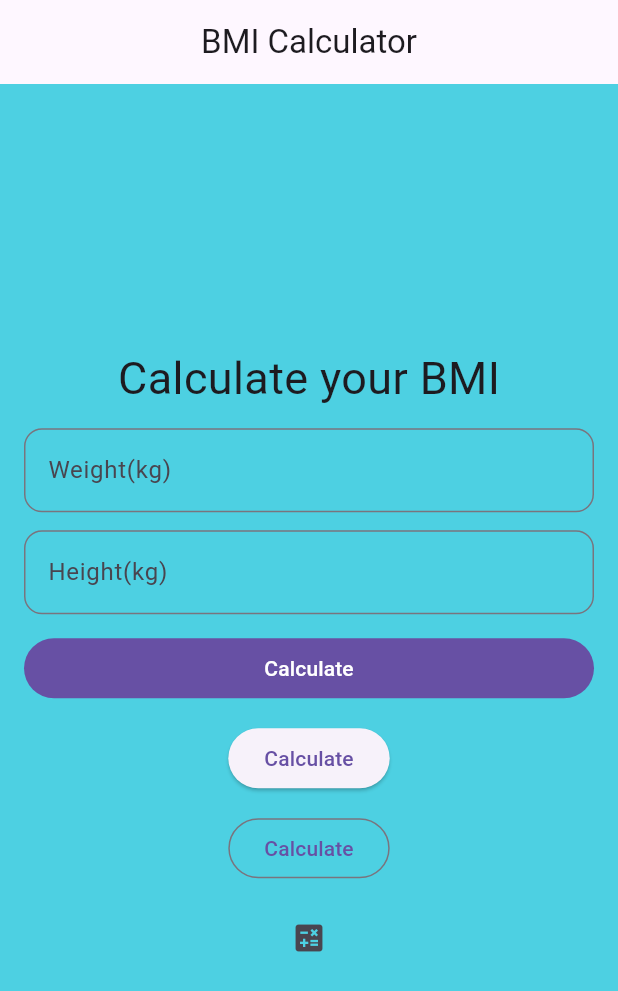
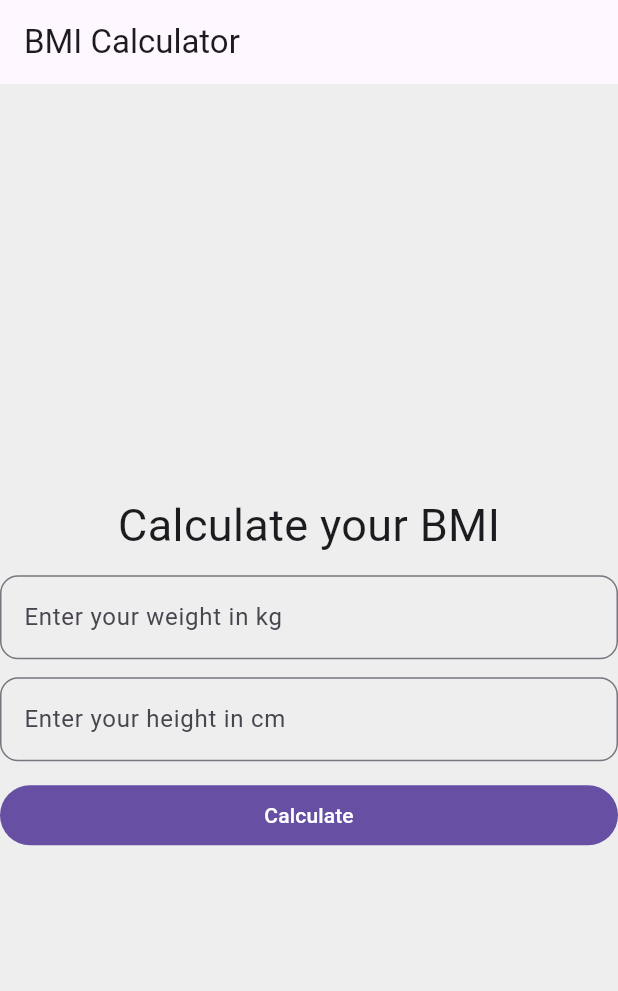
Before and after one commit to SamikshaBhandari/flutter, a Flutter app: the HomePage screen opened directly, after a tap on "Calculate", on a phone screen of 412 x 824 dp. Shown: the top 991 px of the screen. Run offline on Flutter 3.47's test engine with Material 3 defaults, Android fonts, the phone set to English and light mode, and no system bars; network calls fail.

Commit message:
feat: improve BMI calculator functionality and UI elements

```diff
--- a/lib/bmicalculator.dart
+++ b/lib/bmicalculator.dart
@@ -1,20 +1,27 @@
 import 'package:flutter/material.dart';
 
 void main() {
-  runApp(const MyApp());
+  runApp(MyApp());
 }
 
 class MyApp extends StatelessWidget {
-  const MyApp({super.key});
+  const new({super.key});
 
   @override
   Widget build(BuildContext context) {
-    return const MaterialApp(title: "BMI Calculator", home: HomePage());
+    return MaterialApp(
+      title: "BMI Calculator",
+      debugShowCheckedModeBanner: false,
+      home: HomePage(),
+      theme: ThemeData(
+        colorScheme: ColorScheme.fromSeed(seedColor: Colors.blue),
+      ),
+    );
   }
 }
 
 class HomePage extends StatefulWidget {
-  const HomePage({super.key});
+  const new({super.key});
 
   @override
   State<HomePage> createState() => _HomePageState();
@@ -23,14 +30,14 @@ class HomePage extends StatefulWidget {
 class _HomePageState extends State<HomePage> {
   final TextEditingController _weightInKgController = TextEditingController();
   final TextEditingController _heightInKgController = TextEditingController();
-
+  double? _bmi;
   @override
   Widget build(BuildContext context) {
     return Scaffold(
-      appBar: AppBar(centerTitle: true, title: const Text("BMI Calculator")),
+      appBar: AppBar(title: Text("BMI Calculator")),
       body: Container(
-        padding: EdgeInsets.all(16),
-        color: const Color.fromARGB(255, 77, 208, 226),
+        padding: EdgeInsets.only(top: 16),
+        color: Colors.grey.shade200,
         width: double.maxFinite,
         child: Column(
           crossAxisAlignment: CrossAxisAlignment.center,
@@ -41,9 +48,10 @@ class _HomePageState extends State<HomePage> {
 
             TextField(
               controller: _weightInKgController,
+              keyboardType: TextInputType.number,
               decoration: InputDecoration(
-                hintText: "Enter your weight in kg",
-                labelText: "Weight(kg)",
+                hintText: "Weight(kg)",
+                labelText: "Enter your weight in kg",
                 border: OutlineInputBorder(
                   borderRadius: BorderRadius.circular(12),
                 ),
@@ -52,9 +60,10 @@ class _HomePageState extends State<HomePage> {
 
             TextField(
               controller: _heightInKgController,
+              keyboardType: TextInputType.number,
               decoration: InputDecoration(
-                hintText: "Enter your height in kg",
-                labelText: "Height(kg)",
+                hintText: "Height(m)",
+                labelText: "Enter your height in cm",
                 border: OutlineInputBorder(
                   borderRadius: BorderRadius.circular(12),
                 ),
@@ -63,11 +72,36 @@ class _HomePageState extends State<HomePage> {
 
             SizedBox(
               width: double.maxFinite,
-              child: FilledButton(onPressed: () {}, child: Text("Calculate")),
+              child: FilledButton(
+                onPressed: () {
+                  double? weightInKg = double.tryParse(
+                    _weightInKgController.text,
+                  );
+                  double? heightInCM = double.tryParse(
+                    _heightInKgController.text,
+                  );
+
+                  if (weightInKg != null &&
+                      heightInCM != null &&
+                      heightInCM > 0) {
+                    double heightInMeter = heightInCM / 100;
+                    _bmi = weightInKg / (heightInMeter * heightInMeter);
+                  }
+
+                  setState(() {});
+                },
+                child: Text("Calculate"),
+              ),
             ),
-            ElevatedButton(onPressed: () {}, child: Text("Calculate")),
-            OutlinedButton(onPressed: () {}, child: Text("Calculate")),
-            IconButton(onPressed: () {}, icon: Icon(Icons.calculate)),
+
+            // ElevatedButton(onPressed: () {}, child: Text("Calculate")),
+            //OutlinedButton(onPressed: () {}, child: Text("Calculate")),
+            //IconButton(onPressed: () {}, icon: Icon(Icons.calculate),),
+            if (_bmi != null)
+              Text(
+                'Your BMI is: ${_bmi!.ceil()}',
+                style: TextStyle(fontSize: 20),
+              ),
           ],
         ),
       ),
```
